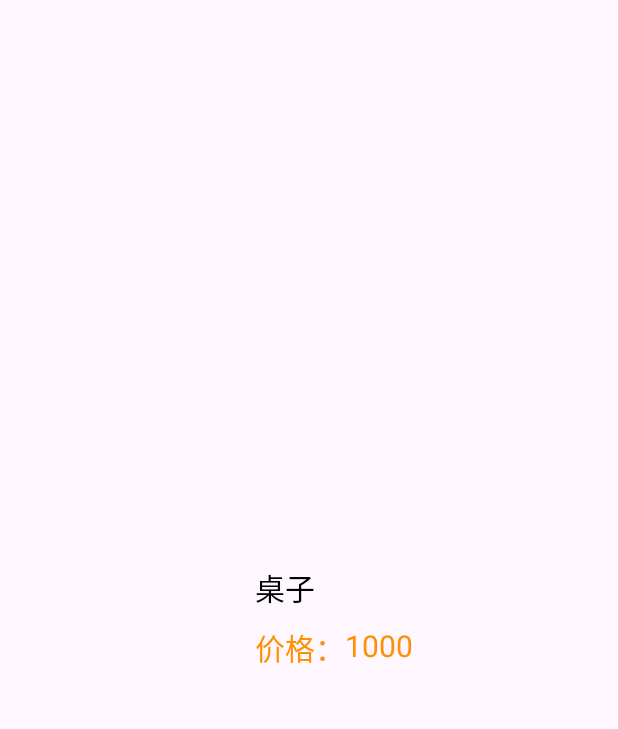
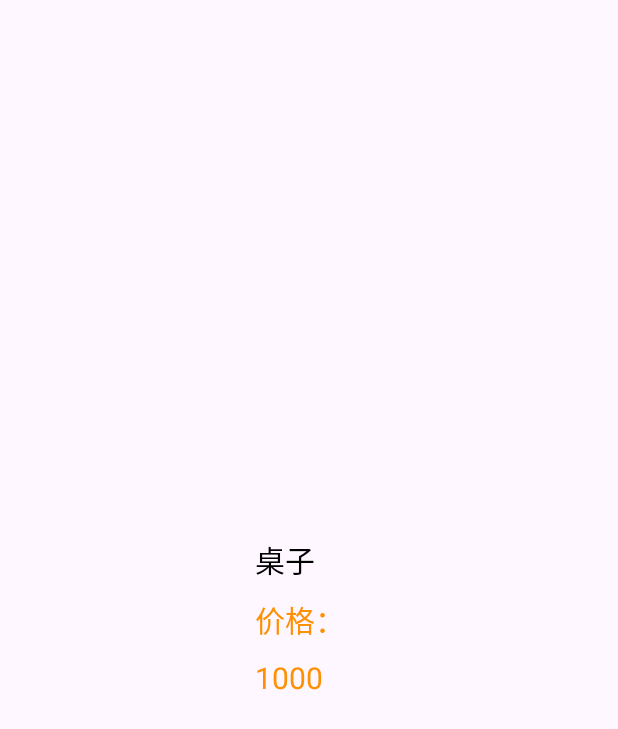
Before and after one commit to abuduora/compete_demo, an Android app: the layout share_item.xml on its own in the app's theme, with its tools: preview values and no code run, on a phone screen of 412 x 824 dp. Shown: the top 729 px of the screen. Run offline under Robolectric (Android 15) with nearby library versions, the phone set to English and light mode, and no system bars.

Commit message:
马上修改为fregment，现在代码无修改，上传保存

```diff
--- a/Goodneighbor/app/src/main/java/com/example/goodneighbor/bean/MyBaseAdapter.java
+++ b/Goodneighbor/app/src/main/java/com/example/goodneighbor/bean/MyBaseAdapter.java
@@ -46,7 +46,7 @@ public class MyBaseAdapter extends BaseAdapter{
         if(convertView==null){
             convertView=View.inflate(PageActivity,R.layout.share_share, null);
             holder=new ViewHolder();
-            holder.title=convertView.findViewById(R.id.title);
+            holder.title=convertView.findViewById(R.id.tv_title);
             holder.price=convertView.findViewById(R.id.price);
             holder.iv=convertView.findViewById(R.id.iv);
             convertView.setTag(holder);
--- a/Goodneighbor/app/src/main/res/layout/share_item.xml
+++ b/Goodneighbor/app/src/main/res/layout/share_item.xml
@@ -1,6 +1,7 @@
 <?xml version="1.0" encoding="utf-8"?>
 <RelativeLayout
     xmlns:android="http://schemas.android.com/apk/res/android"
+    xmlns:tools="http://schemas.android.com/tools"
     android:layout_width="match_parent"
     android:layout_height="match_parent"
     android:padding="10dp">
@@ -16,7 +17,7 @@
         android:layout_toRightOf="@+id/iv"
         android:layout_centerVertical="true">
         <TextView
-            android:id="@+id/title"
+            android:id="@+id/tv_title"
             android:layout_width="wrap_content"
             android:layout_height="wrap_content"
             android:text="桌子"
@@ -29,17 +30,18 @@
             android:text="价格："
             android:textSize="20sp"
             android:layout_marginTop="10dp"
-            android:layout_below="@+id/title"
-            android:textColor="#FF8F03"/>
+            android:layout_below="@+id/tv_title"
+            android:textColor="#FF8F03"
+            tools:ignore="UnknownId" />
         <TextView
             android:id="@+id/price"
             android:layout_width="wrap_content"
             android:layout_height="wrap_content"
             android:text="1000"
             android:textSize="20sp"
-            android:layout_below="@+id/title"
-            android:layout_toRightOf="@+id/tv_price"
+            android:layout_below="@+id/tv_price"
             android:textColor="#FF8F03"
-            android:layout_marginTop="10dp"/>
+            android:layout_marginTop="10dp"
+            tools:ignore="UnknownId" />
     </RelativeLayout>
 </RelativeLayout>
--- a/Goodneighbor/app/src/main/res/layout/share_share.xml
+++ b/Goodneighbor/app/src/main/res/layout/share_share.xml
@@ -12,12 +12,12 @@
         android:layout_width="match_parent"
         android:layout_height="45dp"
         android:text="共享物品"
-        android:textSize="18sp"
+        android:textSize="20sp"
         android:textColor="#FFFFFF"
         android:background="#FF8F03"
         android:gravity="center"/>
-    <ListView
-        android:id="@+id/lv"
+    <androidx.recyclerview.widget.RecyclerView
+        android:id="@+id/tv_share_recycler"
         android:layout_width="match_parent"
         android:layout_height="wrap_content"/>
 
```
Also changed, not shown: Goodneighbor/app/src/main/java/com/example/goodneighbor/Activity/Main/PageActivity.java (+21 -52 lines), Goodneighbor/app/src/main/java/com/example/goodneighbor/bean/RecyclerAdapter.java (added, +56 -0 lines).
